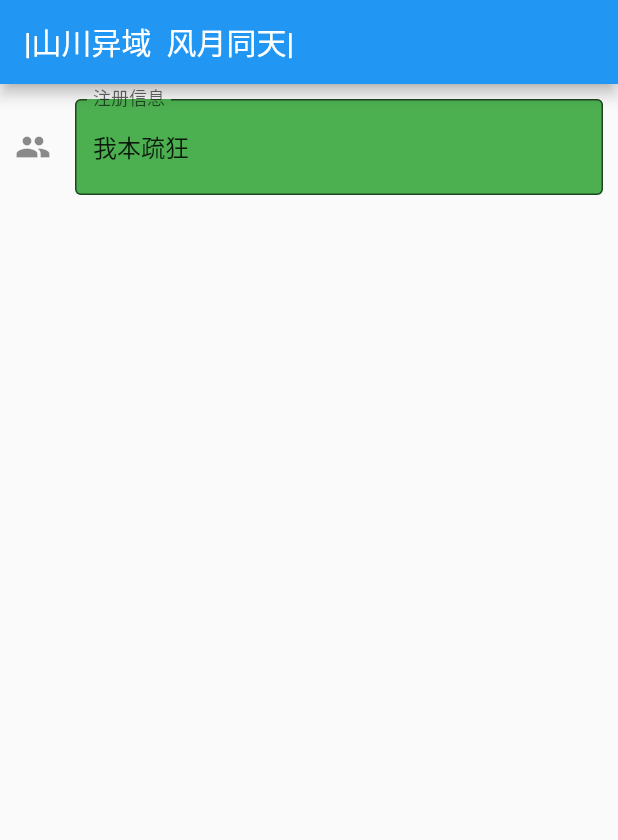
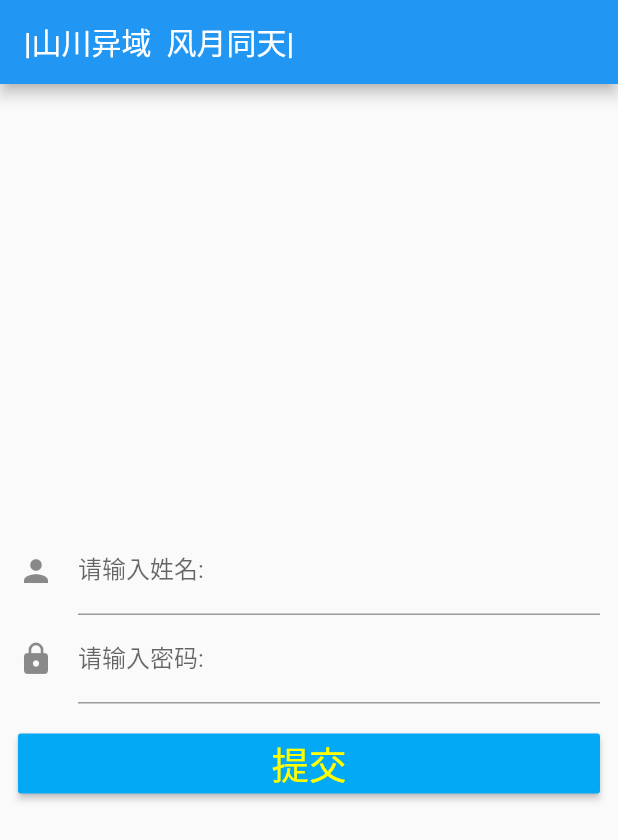
Before and after one commit to ue4-fans-code521/flutter_dart, a Flutter app: the screen it shows after launch, on a phone screen of 412 x 824 dp. Shown: the top 840 px of the screen. Run offline on Flutter 3.47's test engine with Material 2 defaults, Android fonts, the phone set to English and light mode, and no system bars.

Commit message:
9-表单form组件的提交

```diff
--- a/lib/main.dart
+++ b/lib/main.dart
@@ -11,7 +11,8 @@ class MyApp extends StatelessWidget {
       appBar: AppBar(
         title: Text("|山川异域  风月同天|"),
       ),
-      body: TextFieldWidget(),
+      body: LoginFormWidget(),
+//      body: TextFieldWidget(),
 //      body: RoundCornerImageWidget(),
 //      body: HomeContent(),
 //      body: RoundCornerWidget(),
@@ -25,6 +26,86 @@ class MyApp extends StatelessWidget {
 //      body: textWidget(),
 //      body: AppContainer(),
     ));
+  }
+}
+
+//下面我们来练习表单登录
+
+class LoginFormWidget extends StatefulWidget {
+  @override
+  State createState() {
+    return LoginFormWidgetState();
+  }
+}
+
+//创建上面对应的state类
+class LoginFormWidgetState extends State<LoginFormWidget> {
+  //我们来定义两个变量用来保存输入的姓名和密码
+  String username;
+  String userpassword;
+
+  //定义一个globalkey,用来和form组件进行关联--通过form组件中的key属性,
+  // 从而实现对于整个form组件的状态的管理.
+  final gk = GlobalKey<FormState>();
+
+  @override
+  Widget build(BuildContext context) {
+    return Padding(
+      padding: const EdgeInsets.all(12.0),
+      child: Form(
+        key: gk,
+        child: Column(
+          mainAxisAlignment: MainAxisAlignment.center,
+          children: <Widget>[
+            TextFormField(
+              decoration: InputDecoration(
+                  icon: Icon(Icons.person), labelText: "请输入姓名:"),
+              onSaved: (value) {
+                //保存输入的姓名到类的成员变量中user_name
+                username = value;
+                print("保存--姓名");
+              },
+            ),
+            TextFormField(
+              obscureText: true,
+              decoration:
+                  InputDecoration(icon: Icon(Icons.lock), labelText: "请输入密码:"),
+              onSaved: (value) {
+                //保存输入的密码到类的成员变量中user_password
+                this.userpassword = value;
+                print("保存--密码");
+              },
+            ),
+
+            //我们需要添加一个widget把密码输入框和按钮区隔开来
+            SizedBox(
+              height: 20,
+            ),
+
+            //添加button提交按钮
+            Container(
+              //设置按钮占据最大的宽度
+              width: double.maxFinite,
+              height: 40,
+              child: RaisedButton(
+                color: Colors.lightBlue,
+                child: Text(
+                  "提交",
+                  style: (TextStyle(color: Colors.yellowAccent, fontSize: 25)),
+                ),
+                onPressed: () {
+                  //通过globalkey来获取form表单对应的state对象,从而可以获取实时的状态管理
+                  this.gk.currentState.save();
+                  print("数据提交");
+                  //把上面的两个输入框的姓名与密码数据保存到类的成员变量中之后,我们就可以进行输出了.
+                  print("姓名:${this.username}~~~密码:${this.userpassword}");
+                },
+              ),
+            ),
+          ],
+        ),
+      ),
+    );
   }
 }
 
@@ -48,7 +129,9 @@ class TextFieldWidgetState extends State<TextFieldWidget> {
 //设置文本框中默认的值
     tc.text = "我本疏狂";
 //我们为控制器添加监听方法,以便在状态发生改变的时候,回调其中的回调方法.
-    tc.addListener((){print("===${tc.text}===");});
+    tc.addListener(() {
+      print("===${tc.text}===");
+    });
   }
 
   @override
```
